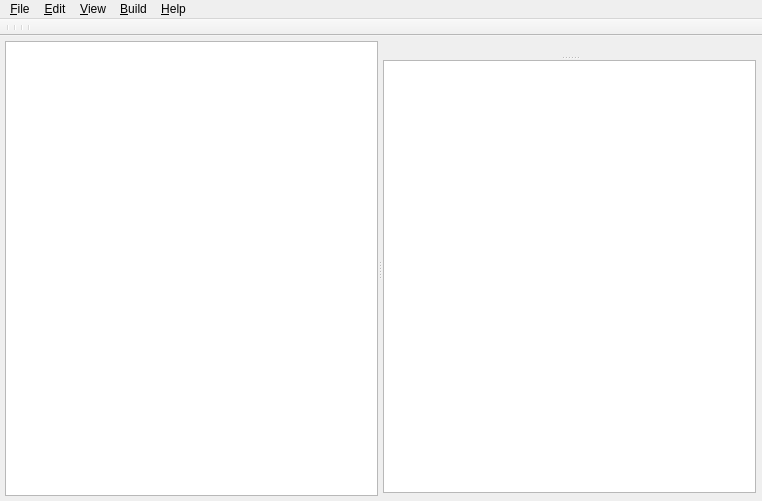
O3PRM/O3PRMEditor, file src/uis/mainwindow.ui: the form before one commit.
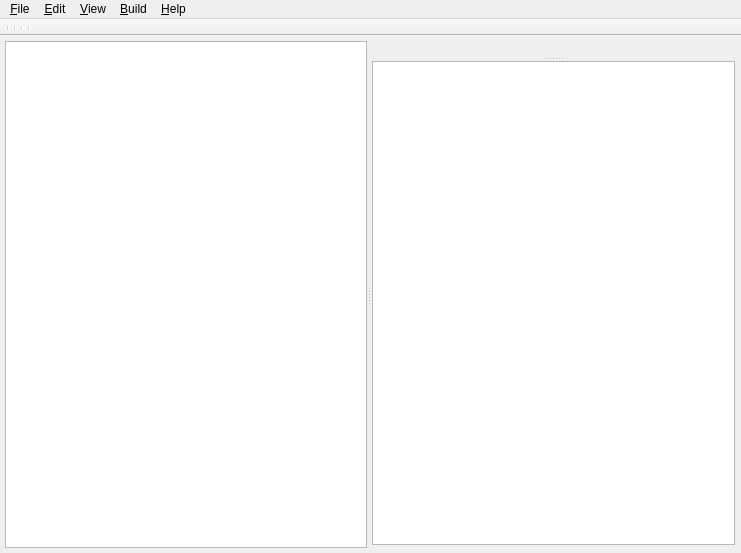
The form after the commit. Icons and pictures are not drawn.

What changed in the file:
```diff
--- a/src/uis/mainwindow.ui
+++ b/src/uis/mainwindow.ui
@@ -6,8 +6,8 @@
    <rect>
     <x>0</x>
     <y>0</y>
-    <width>762</width>
-    <height>501</height>
+    <width>741</width>
+    <height>553</height>
    </rect>
   </property>
   <property name="sizePolicy">
@@ -306,7 +306,7 @@
     <rect>
      <x>0</x>
      <y>0</y>
-     <width>762</width>
+     <width>741</width>
      <height>22</height>
     </rect>
    </property>
```
Left out of the diff: 22 changed lines with no effect on the pictures.
